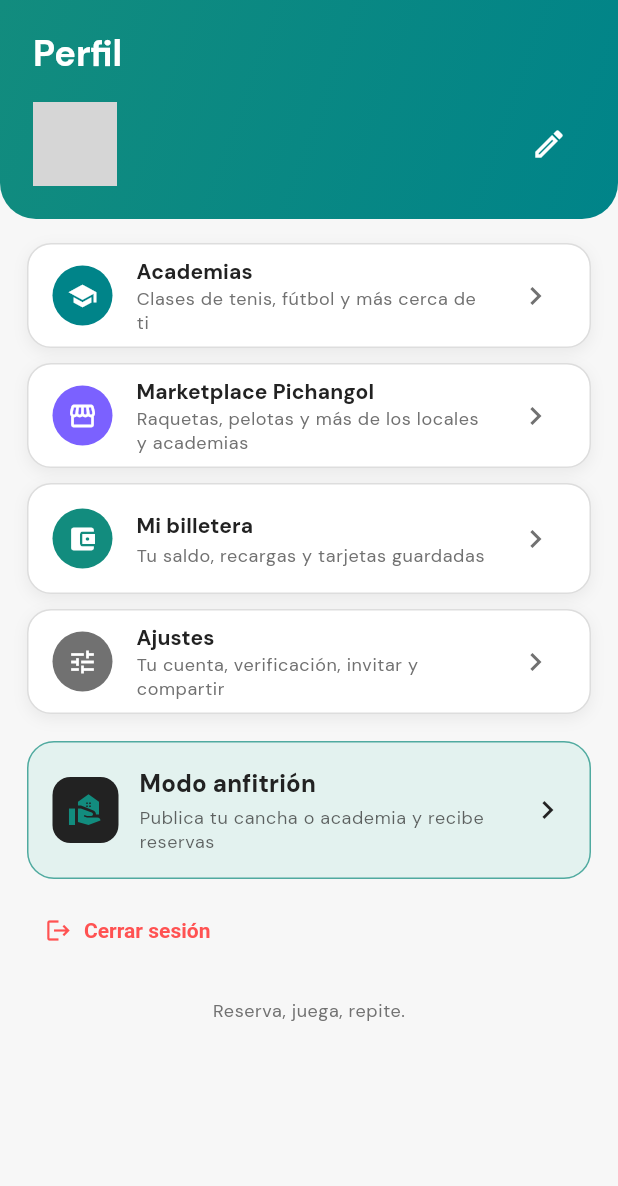
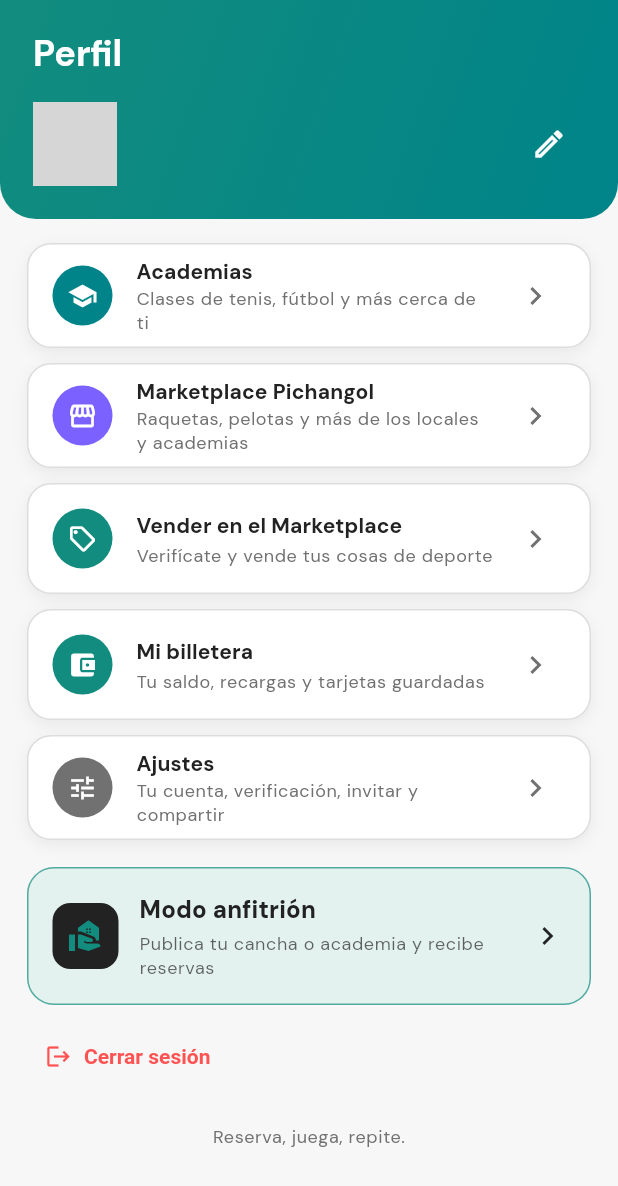
Before and after one commit to dcalagua/canchas-app-lima, a Flutter app: the PerfilScreen screen opened directly, on a phone screen of 412 x 824 dp. Shown: the top 1186 px of the screen. Run offline on Flutter 3.47's test engine with Material 3 defaults, Android fonts, the phone set to English and light mode, and no system bars; our stand-ins replace audioplayers, firebase_core, firebase_messaging, font_awesome_flutter, geocoding, geolocator and 8 more; missing offline and left inert: google_mlkit_text_recognition, record; accounts and stored records are empty; network calls fail; grey boxes are pictures that could not be loaded.

Commit message:
Marketplace: cualquier usuario puede vender si está VERIFICADO (o es dueño)
- AppState.puedeVender (jugadorVerificado || soyDueno) + soyDueno.
- 'Vender en el Marketplace' en el Perfil (todos con sesión); Mi tienda gatea la
  publicación: si no puede vender, prompt para verificar identidad.
- Badge 'Vendedor verificado ✓' en el feed y la ficha (sincronizarVerificados).
- Doc del Marketplace en CLAUDE.md.

```diff
--- a/lib/screens/perfil_screen.dart
+++ b/lib/screens/perfil_screen.dart
@@ -6,6 +6,7 @@ import '../theme.dart';
 import '../widgets/google_logo.dart';
 import 'academias_screen.dart';
 import 'marketplace_screen.dart';
+import 'mis_productos_screen.dart';
 import 'ajustes_screen.dart';
 import 'anfitrion_screen.dart';
 import 'login_google_sheet.dart';
@@ -135,6 +136,17 @@ class PerfilScreen extends StatelessWidget {
                       onTap: () => Navigator.of(context).push(MaterialPageRoute(
                           builder: (_) => const MarketplaceScreen())),
                     ),
+                    if (u != null)
+                      _Tile(
+                        icon: Icons.sell_outlined,
+                        color: lima,
+                        title: 'Vender en el Marketplace',
+                        subtitle: appState.puedeVender
+                            ? 'Publica lo que quieras vender'
+                            : 'Verifícate y vende tus cosas de deporte',
+                        onTap: () => Navigator.of(context).push(MaterialPageRoute(
+                            builder: (_) => const MisProductosScreen())),
+                      ),
                     // CIRCUITO (capa de TENIS): un solo contenedor. Adentro vive
                     // todo lo del circuito de ese deporte (ranking, retos, Pro).
                     // NO se listan sueltos aquí porque cuando entre fútbol cada
--- a/lib/state/app_state.dart
+++ b/lib/state/app_state.dart
@@ -3154,6 +3154,19 @@ class AppState extends ChangeNotifier {
   String estadoVerificacion = 'no';
   bool get jugadorVerificado => estadoVerificacion == 'verificado';
 
+  /// ¿Soy dueño de al menos una cancha PROPIA? (no cuenta el "legado
+  /// reclamable"). Los dueños/academias son vendedores de confianza.
+  bool get soyDueno {
+    final email = usuario?.email ?? '';
+    if (email.isEmpty) return false;
+    return [...canchasRemotas, ...canchasExtra].any((c) => c.dueno == email);
+  }
+
+  /// ¿Puedo PUBLICAR en el Marketplace? Cualquier usuario verificado, o un dueño
+  /// de cancha (aunque no haya verificado su identidad como jugador). Es el
+  /// candado anti-fraude: para vender hay que estar identificado.
+  bool get puedeVender => jugadorVerificado || soyDueno;
+
   // Datos que devuelve la consulta oficial del documento (Factiliza/DNI en Perú).
   // La fecha de nacimiento permite CATEGORIZAR por edad en campeonatos (Sub-30,
   // etc.) sin volver a pedir el documento. Dato personal (Ley 29733): solo se
```
Also changed, not shown: lib/screens/marketplace_screen.dart (+22 -7 lines), lib/screens/mis_productos_screen.dart (+38 -0 lines), lib/screens/producto_detalle_screen.dart (+31 -6 lines), 1 other file.
